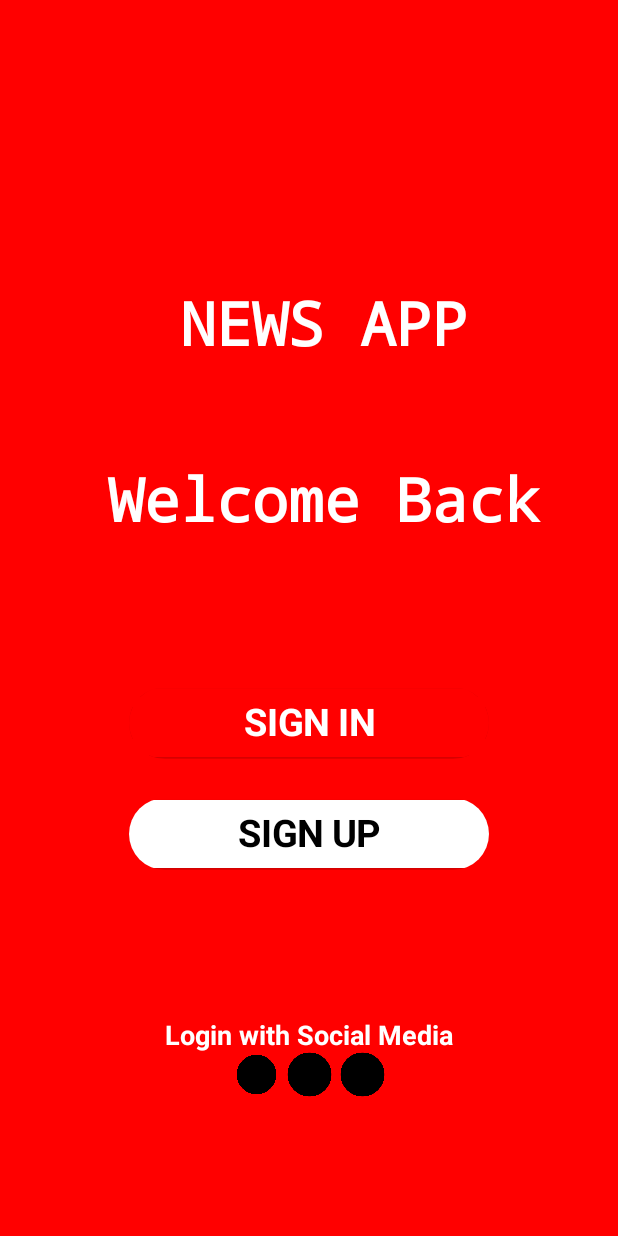
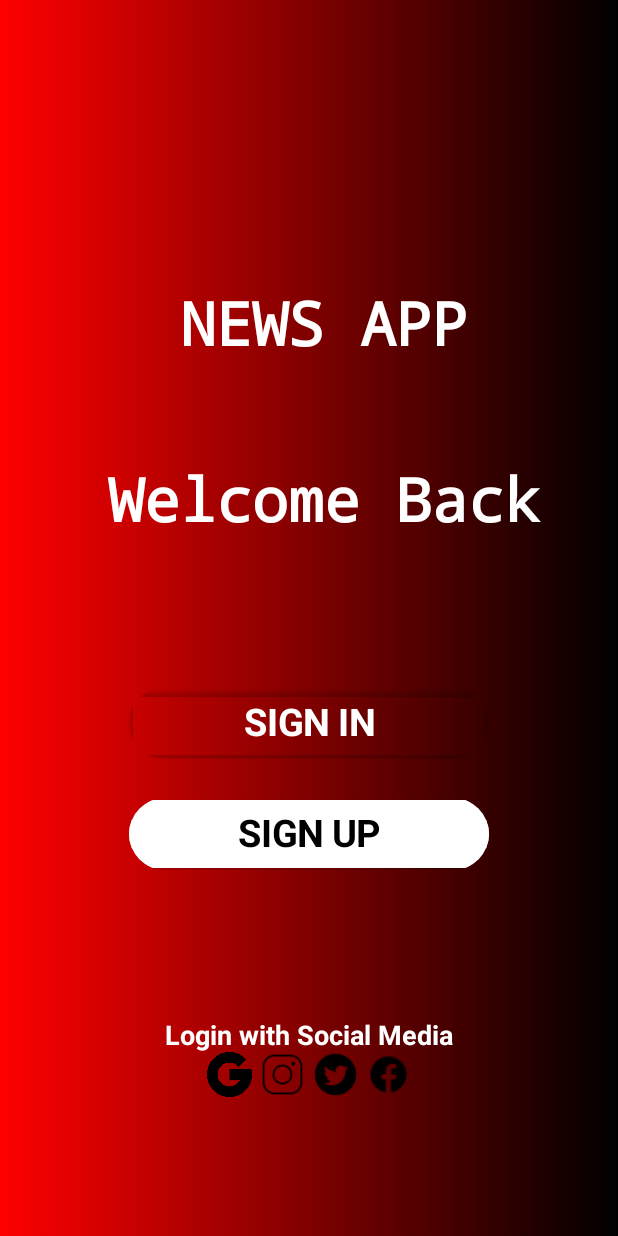
Before and after one commit to KCAUDevClub/NewsAppJetpack, an Android app built with Jetpack Compose: the @Preview function PreviewOnboard, on a phone screen of 412 x 824 dp. Run offline under Robolectric (Android 15) with nearby library versions, the phone set to English and light mode, and no system bars.

Commit message:
Update backgrounds

```diff
--- a/NewsAppJetpack/app/src/main/java/com/example/newsappjetpack/welcome/OnBoardView.kt
+++ b/NewsAppJetpack/app/src/main/java/com/example/newsappjetpack/welcome/OnBoardView.kt
@@ -1,5 +1,6 @@
 package com.example.newsappjetpack.welcome
 
+import androidx.compose.foundation.BorderStroke
 import androidx.compose.foundation.background
 import androidx.compose.foundation.layout.*
 import androidx.compose.foundation.shape.RoundedCornerShape
@@ -11,6 +12,7 @@ import androidx.compose.runtime.Composable
 import androidx.compose.ui.Alignment
 import androidx.compose.ui.Modifier
 import androidx.compose.ui.draw.clip
+import androidx.compose.ui.graphics.Brush
 import androidx.compose.ui.graphics.Color
 import androidx.compose.ui.res.painterResource
 import androidx.compose.ui.text.TextStyle
@@ -26,7 +28,12 @@ import com.example.newsappjetpack.R
 fun OnBoardView() {
     Column(
         modifier = Modifier
-            .background(color = Color.Red)
+            .background(Brush.horizontalGradient(
+                colors = listOf(
+                    Color.Red, Color.Black
+                )
+            ))
+            .clip(RoundedCornerShape(8.dp))
             .fillMaxSize()
     ) {
         Box(modifier = Modifier.fillMaxWidth()) {
@@ -34,8 +41,14 @@ fun OnBoardView() {
                 modifier = Modifier
                     .clip(RoundedCornerShape(topStart = 80.dp, topEnd = 80.dp))
                     .fillMaxSize()
-                    .background(color = Color.Red)
-                    .padding(20.dp),
+                    .background(Brush.horizontalGradient(
+                        colors = listOf(
+                            Color.Red, Color.Black
+                        )
+
+                    ))
+                    .padding(20.dp)
+                ,
                 horizontalAlignment = Alignment.CenterHorizontally,
                 verticalArrangement = Arrangement.Center
             ) {
@@ -70,7 +83,7 @@ fun OnBoardView() {
                 Spacer(modifier = Modifier.height(100.dp))
                 Button(
                     colors = ButtonDefaults.buttonColors(
-                        backgroundColor = Color.Red
+                        backgroundColor = Color.Transparent
                     ),
                     modifier = Modifier
                         .width(240.dp)
@@ -91,6 +104,8 @@ fun OnBoardView() {
                     colors = ButtonDefaults.buttonColors(
                         backgroundColor = Color.White
                     ),
+                    border = BorderStroke(2.dp, color = Color.White)
+                    ,
                     modifier = Modifier
                         .width(240.dp)
                         .clip(RoundedCornerShape(36.dp)),
@@ -117,20 +132,27 @@ fun OnBoardView() {
                 // Social Media Icons
                 Row {
                     Icon(
-                        painter = painterResource(id = R.drawable.instagram),
+                        painter = painterResource(id = R.drawable.google),
                         contentDescription = "instagram",
                         modifier = Modifier.height(30.dp)
 
                     )
                     Icon(
-                        painter = painterResource(id = R.drawable.twitter),
+                        painter = painterResource(id = R.drawable.instaicon),
                         contentDescription = "instagram",
+                        modifier = Modifier.height(30.dp)
+                            .padding(start = 5.dp)
+
+                    )
+                    Icon(
+                        painter = painterResource(id = R.drawable.twittericon),
+                        contentDescription = "twitter",
                         modifier = Modifier.height(30.dp)
                             .padding(start = 5.dp)
                     )
                     Icon(
-                        painter = painterResource(id = R.drawable.facebook),
-                        contentDescription = "instagram",
+                        painter = painterResource(id = R.drawable.facebookicon),
+                        contentDescription = "facebook",
                         modifier = Modifier.height(30.dp)
                             .padding(start = 5.dp)
                     )
@@ -140,7 +162,6 @@ fun OnBoardView() {
     }
 }
 
-
 @Preview
 @Composable
 fun PreviewOnboard() {
```
Also changed, not shown: NewsAppJetpack/app/src/main/java/com/example/newsappjetpack/welcome/SignInView.kt (+13 -3 lines), NewsAppJetpack/app/src/main/java/com/example/newsappjetpack/welcome/SignUpView.kt (+13 -3 lines).
